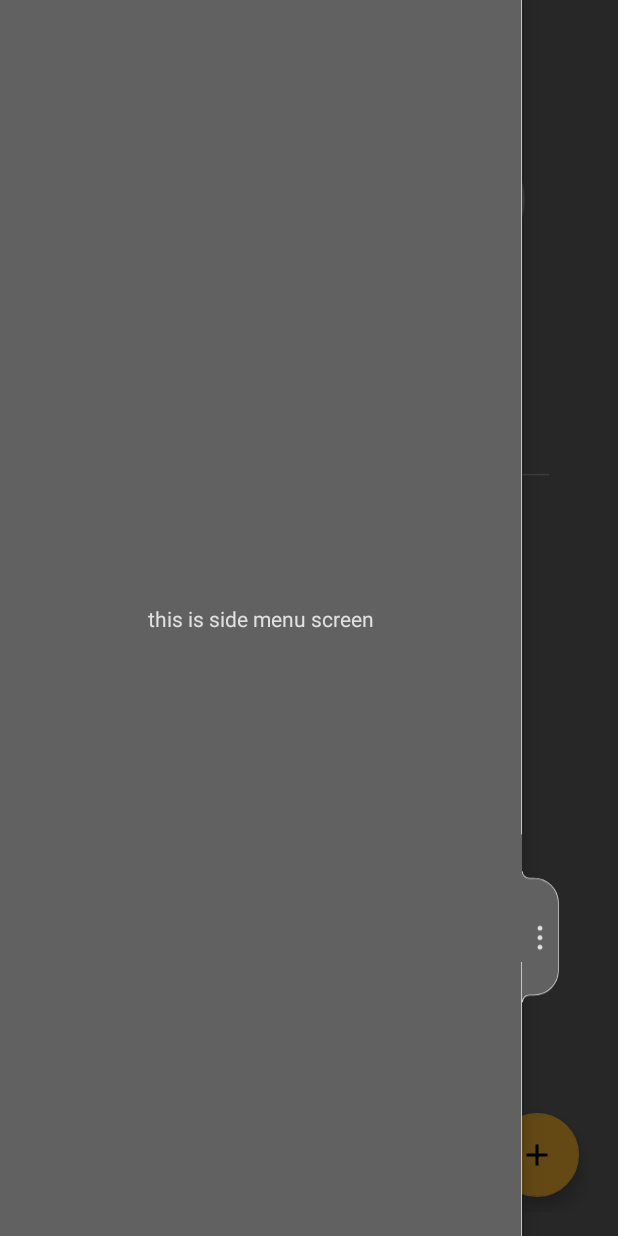
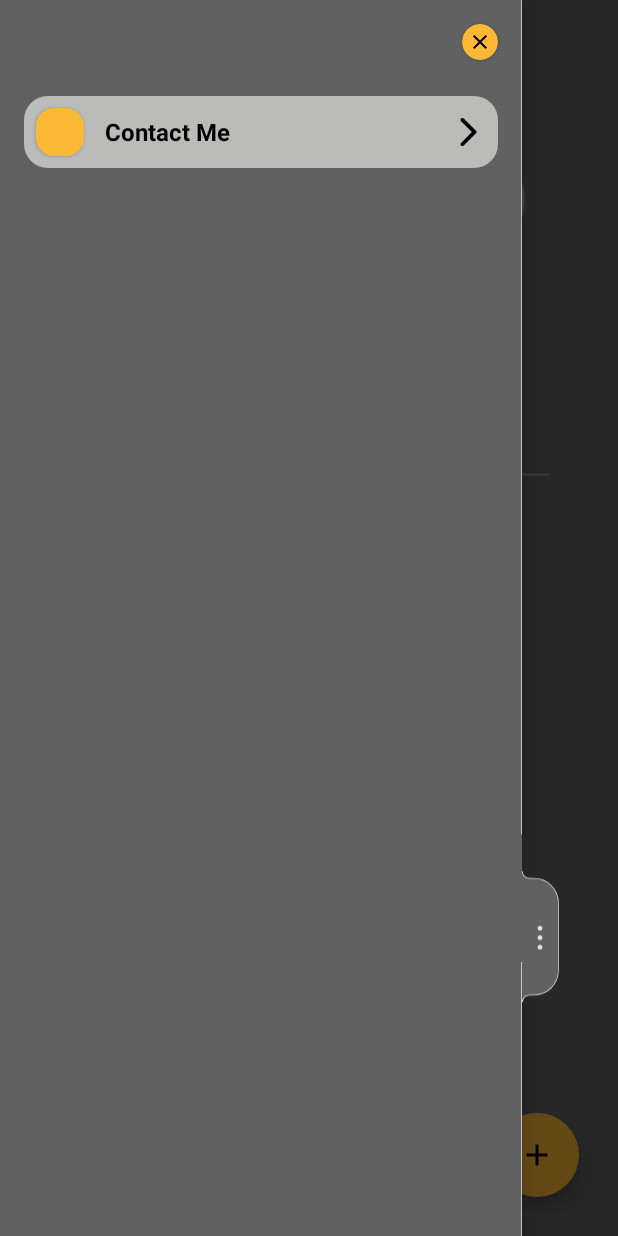
Before and after one commit to ShMike6491/simple-notepad, an Android app: the screen it shows after launch (MainActivity), with the side drawer open, on a phone screen of 412 x 824 dp. Run offline under Robolectric (Android 15) with nearby library versions, the phone set to English and light mode, and no system bars; our stand-ins replace Room's generated code; 1 statement that could not run was skipped.

Commit message:
[CHANGED] side menu layout complete

```diff
--- a/app/src/main/res/layout/fragment_side_menu.xml
+++ b/app/src/main/res/layout/fragment_side_menu.xml
@@ -2,18 +2,42 @@
 <androidx.constraintlayout.widget.ConstraintLayout
     xmlns:android="http://schemas.android.com/apk/res/android"
     xmlns:app="http://schemas.android.com/apk/res-auto"
+    xmlns:tools="http://schemas.android.com/tools"
     android:background="@drawable/background_side_menu"
     android:layout_height="match_parent"
     android:layout_width="match_parent">
 
-    <androidx.appcompat.widget.AppCompatTextView
+    <androidx.cardview.widget.CardView
+        android:id="@+id/exitContainer"
         android:layout_height="wrap_content"
+        android:layout_margin="@dimen/default_gap_medium"
         android:layout_width="wrap_content"
-        android:text="this is side menu screen"
-        android:textColor="@color/chinese_white"
-        app:layout_constraintBottom_toBottomOf="parent"
+        app:cardBackgroundColor="@color/banana_yellow"
+        app:cardCornerRadius="50dp"
         app:layout_constraintEnd_toEndOf="parent"
+        app:layout_constraintTop_toTopOf="parent">
+
+        <ImageView
+            android:contentDescription="@string/exit"
+            android:id="@+id/exitImageView"
+            android:layout_height="16dp"
+            android:layout_margin="4dp"
+            android:layout_width="16dp"
+            android:src="@drawable/ic_close"
+            app:tint="@color/black" />
+
+    </androidx.cardview.widget.CardView>
+
+
+    <include
+        layout="@layout/item_side_menu"
+        android:id="@+id/emailItem"
+        android:layout_height="wrap_content"
+        android:layout_marginHorizontal="@dimen/default_gap_medium"
+        android:layout_marginTop="@dimen/default_gap_large"
+        android:layout_width="match_parent"
         app:layout_constraintStart_toStartOf="parent"
-        app:layout_constraintTop_toTopOf="parent" />
+        app:layout_constraintTop_toBottomOf="@id/exitContainer"
+        tools:visibility="visible" />
 
 </androidx.constraintlayout.widget.ConstraintLayout>
```
